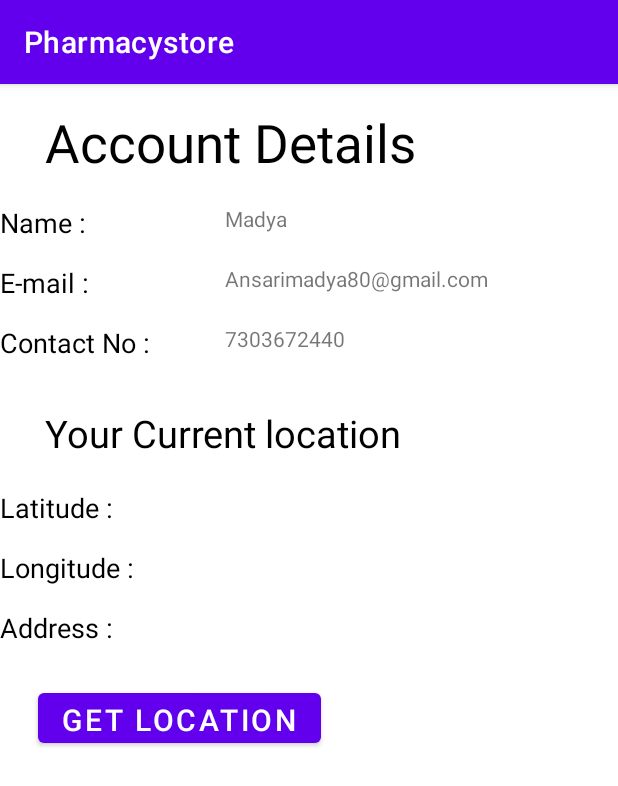
After one commit to MadyaAnsari/Pharmacystore, an Android app: the Account screen opened directly, with no data from a screen before it, on a phone screen of 412 x 824 dp. The commit adds this screen. Shown: the top 786 px of the screen. Run offline under Robolectric (Android 15) with nearby library versions, the phone set to English and light mode, and no system bars.

Commit message:
forth commit

```diff
--- /dev/null
+++ b/app/src/main/java/com/example/pharmacystore/Account.java
@@ -0,0 +1,103 @@
+package com.example.pharmacystore;
+
+import androidx.annotation.NonNull;
+import androidx.appcompat.app.AppCompatActivity;
+import androidx.core.app.ActivityCompat;
+
+import android.Manifest;
+import android.content.pm.PackageManager;
+import android.location.Address;
+import android.location.Geocoder;
+import android.location.Location;
+import android.os.Bundle;
+import android.view.View;
+import android.widget.Button;
+import android.widget.TextView;
+
+import com.google.android.gms.location.FusedLocationProviderClient;
+import com.google.android.gms.location.LocationServices;
+import com.google.android.gms.tasks.OnCompleteListener;
+import com.google.android.gms.tasks.Task;
+
+import java.io.IOException;
+import java.util.List;
+
+import static java.util.Locale.getDefault;
+
+public class Account extends AppCompatActivity {
+
+    Button getmyloc;
+    FusedLocationProviderClient fusedLocationProviderClient;
+    TextView aduname, aduemail, aducontact, adulat, adulong, aduadd;
+
+    @Override
+    protected void onCreate(Bundle savedInstanceState) {
+        super.onCreate(savedInstanceState);
+        setContentView(R.layout.activity_account);
+
+        getmyloc = (Button) findViewById(R.id.agetmyloc);
+
+        aduname = (TextView) findViewById(R.id.aaduname);
+        aduemail = (TextView) findViewById(R.id.aaduemail);
+        aducontact = (TextView) findViewById(R.id.aaducontact);
+        adulat = (TextView) findViewById(R.id.aadulat);
+        adulong = (TextView) findViewById(R.id.aadulong);
+        aduadd = (TextView) findViewById(R.id.aaduadd);
+
+        aduname.setText("Madya");
+        aduemail.setText("Ansarimadya80@gmail.com");
+        aducontact.setText("7303672440");
+
+        fusedLocationProviderClient = LocationServices.getFusedLocationProviderClient(this);
+
+        getmyloc.setOnClickListener(new View.OnClickListener() {
+            @Override
+            public void onClick(View v) {
+
+                //if (ActivityCompat.checkSelfPermission(MainActivity.this, Manifest.permission.ACCESS_FINE_LOCATION) == PackageManager.PERMISSION_GRANTED) {
+
+                getLocation();
+
+                //} else {
+                //ActivityCompat.requestPermissions(MainActivity.this, new String[]{Manifest.permission.ACCESS_FINE_LOCATION}, 44);
+                //}
+            }
+        });
+    }
+
+
+    private void getLocation() {
+
+        if (ActivityCompat.checkSelfPermission(this, Manifest.permission.ACCESS_FINE_LOCATION) != PackageManager.PERMISSION_GRANTED && ActivityCompat.checkSelfPermission(this, Manifest.permission.ACCESS_COARSE_LOCATION) != PackageManager.PERMISSION_GRANTED) {
+            // TODO: Consider calling
+            //    ActivityCompat#requestPermissions
+            // here to request the missing permissions, and then overriding
+            //   public void onRequestPermissionsResult(int requestCode, String[] permissions,
+            //                                          int[] grantResults)
+            // to handle the case where the user grants the permission. See the documentation
+            // for ActivityCompat#requestPermissions for more details.
+            return;
+        }
+        fusedLocationProviderClient.getLastLocation().addOnCompleteListener(new OnCompleteListener<Location>() {
+            @Override
+            public void onComplete(@NonNull Task<Location> task) {
+                Location location = task.getResult();
+                if (location != null) {
+                    Geocoder geocoder = new Geocoder(Account.this,
+                            getDefault());
+
+                    try {
+
+                        List<Address> addresses = geocoder.getFromLocation(location.getLatitude(), location.getLongitude(), 1);
+                        adulat.setText(String.valueOf(addresses.get(0).getLatitude()));
+                        adulong.setText(String.valueOf(addresses.get(0).getLongitude()));
+                        aduadd.setText(String.valueOf(addresses.get(0).getAddressLine(0)));
+                    } catch (IOException e) {
+                        e.printStackTrace();
+                    }
+
+                }
+            }
+        });
+    }
+}
--- a/app/src/main/java/com/example/pharmacystore/Home.java
+++ b/app/src/main/java/com/example/pharmacystore/Home.java
@@ -3,23 +3,43 @@ package com.example.pharmacystore;
 import androidx.appcompat.app.AppCompatActivity;
 
 import android.content.Intent;
+import android.net.Uri;
 import android.os.Bundle;
 import android.view.View;
 import android.widget.Button;
+import android.widget.ImageView;
 import android.widget.TextView;
 
 public class Home extends AppCompatActivity {
     private Button loc_button;
+    private ImageView imageView11;
 
     @Override
     protected void onCreate(Bundle savedInstanceState) {
         super.onCreate(savedInstanceState);
         setContentView(R.layout.activity_home);
 
+        imageView11 = (ImageView) findViewById(R.id.imageView11) ;
+        imageView11.setOnClickListener(new View.OnClickListener() {
+            @Override
+                public void onClick(View v) {
+                    openActivity5();
+                }
+        });
+
+
+
         loc_button = (Button) findViewById(R.id.loc_button);
         loc_button.setOnClickListener(new View.OnClickListener() {
             @Override
             public void onClick(View v) {
+//                String strUri = "http://maps.google.com/maps?q=loc:" + 18.9620326 + "," + 72.829751 + " (" + "AM Pharma" + ")";
+//                Intent intent = new Intent(android.content.Intent.ACTION_VIEW, Uri.parse(strUri));
+//
+//                intent.setClassName("com.google.android.apps.maps", "com.google.android.maps.MapsActivity");
+//
+//                startActivity(intent);
+
                 openActivity4();
             }
         });
@@ -29,4 +49,9 @@ public class Home extends AppCompatActivity {
         Intent intent = new Intent(this, LocationActivity.class);
         startActivity(intent);
     }
+
+    public void openActivity5() {
+        Intent intent = new Intent(this, Account.class);
+        startActivity(intent);
+    }
 }
--- a/app/src/main/java/com/example/pharmacystore/LocationActivity.java
+++ b/app/src/main/java/com/example/pharmacystore/LocationActivity.java
@@ -7,6 +7,8 @@ import androidx.fragment.app.FragmentActivity;
 
 import android.Manifest;
 import android.content.pm.PackageManager;
+import android.location.Address;
+import android.location.Geocoder;
 import android.location.Location;
 import android.os.Bundle;
 import android.widget.Toast;
@@ -17,10 +19,15 @@ import com.google.android.gms.maps.CameraUpdateFactory;
 import com.google.android.gms.maps.GoogleMap;
 import com.google.android.gms.maps.OnMapReadyCallback;
 import com.google.android.gms.maps.SupportMapFragment;
+import com.google.android.gms.maps.model.CameraPosition;
 import com.google.android.gms.maps.model.LatLng;
 import com.google.android.gms.maps.model.MarkerOptions;
 import com.google.android.gms.tasks.OnSuccessListener;
 import com.google.android.gms.tasks.Task;
+
+import java.io.IOException;
+import java.util.List;
+import java.util.Locale;
 
 public class LocationActivity extends FragmentActivity implements OnMapReadyCallback {
 
@@ -38,9 +45,19 @@ public class LocationActivity extends FragmentActivity implements OnMapReadyCall
     }
 
     private void fetchLastLocation() {
+//        if (ActivityCompat.checkSelfPermission(this, Manifest.permission.ACCESS_FINE_LOCATION) != PackageManager.PERMISSION_GRANTED && ActivityCompat.checkSelfPermission(this, Manifest.permission.ACCESS_COARSE_LOCATION) != PackageManager.PERMISSION_GRANTED) {
+//            ActivityCompat.requestPermissions(this, new String[] {
+//                    Manifest.permission.ACCESS_FINE_LOCATION}, REQUEST_CODE);
+//            return;
+//        }
         if (ActivityCompat.checkSelfPermission(this, Manifest.permission.ACCESS_FINE_LOCATION) != PackageManager.PERMISSION_GRANTED && ActivityCompat.checkSelfPermission(this, Manifest.permission.ACCESS_COARSE_LOCATION) != PackageManager.PERMISSION_GRANTED) {
-            ActivityCompat.requestPermissions(this, new String[] {
-                    Manifest.permission.ACCESS_FINE_LOCATION}, REQUEST_CODE);
+            // TODO: Consider calling
+            //    ActivityCompat#requestPermissions
+            // here to request the missing permissions, and then overriding
+            //   public void onRequestPermissionsResult(int requestCode, String[] permissions,
+            //                                          int[] grantResults)
+            // to handle the case where the user grants the permission. See the documentation
+            // for ActivityCompat#requestPermissions for more details.
             return;
         }
         Task<Location> task = fusedLocationProviderClient.getLastLocation();
@@ -49,9 +66,17 @@ public class LocationActivity extends FragmentActivity implements OnMapReadyCall
             public void onSuccess(Location location) {
                 if (location != null) {
                     currentLocation = location;
-                    Toast.makeText(getApplicationContext(), currentLocation.getLatitude() + "" +currentLocation.getLongitude(),Toast.LENGTH_SHORT).show();
+                    Geocoder geocoder = new Geocoder(LocationActivity.this, Locale.getDefault());
+                    //Toast.makeText(getApplicationContext(), currentLocation.getLatitude() + " " +currentLocation.getLongitude(),Toast.LENGTH_SHORT).show();
+                    try {
+                        List<Address> addresses = geocoder.getFromLocation(19.283673, 72.857742, 1);
+                        Toast.makeText(getApplicationContext(), "Lat: " +19.283673+", Lng:" +72.857742+ "\n" + addresses.get(0).getAddressLine(0),Toast.LENGTH_SHORT).show();
+                    } catch (IOException e) {
+                        e.printStackTrace();
+                    }
                     SupportMapFragment supportMapFragment = (SupportMapFragment)
                             getSupportFragmentManager().findFragmentById(R.id.google_map);
+
                     supportMapFragment.getMapAsync(LocationActivity.this);
                 }
             }
@@ -60,9 +85,11 @@ public class LocationActivity extends FragmentActivity implements OnMapReadyCall
 
     @Override
     public void onMapReady(GoogleMap googleMap) {
-        LatLng latLng = new LatLng(19.283673,72.857742);
-        MarkerOptions markerOptions = new MarkerOptions().position(latLng)
-                .title("AM Pharmacy Store");
+        LatLng latLng = new LatLng(19.283673, 72.857742);
+        MarkerOptions markerOptions = new MarkerOptions().position(latLng).title("AM Pharmacy Store");
+        googleMap.getUiSettings().setZoomGesturesEnabled(true);
+        googleMap.getUiSettings().setRotateGesturesEnabled(true);
+        googleMap.setMapType(GoogleMap.MAP_TYPE_TERRAIN);
         googleMap.animateCamera(CameraUpdateFactory.newLatLng(latLng));
         googleMap.animateCamera(CameraUpdateFactory.newLatLngZoom(latLng,5));
         googleMap.addMarker(markerOptions);
--- /dev/null
+++ b/app/src/main/res/layout/activity_account.xml
@@ -0,0 +1,166 @@
+<?xml version="1.0" encoding="utf-8"?>
+<androidx.constraintlayout.widget.ConstraintLayout xmlns:android="http://schemas.android.com/apk/res/android"
+    xmlns:app="http://schemas.android.com/apk/res-auto"
+    xmlns:tools="http://schemas.android.com/tools"
+    android:layout_width="match_parent"
+    android:layout_height="match_parent"
+    tools:context=".Account">
+
+
+    <TextView
+        android:id="@+id/textView"
+        android:layout_width="wrap_content"
+        android:layout_height="50dp"
+        android:layout_marginStart="30dp"
+        android:layout_marginTop="15dp"
+        android:text="Account Details"
+        android:textColor="@color/black"
+        android:textSize="35sp"
+        app:layout_constraintStart_toStartOf="parent"
+        app:layout_constraintTop_toTopOf="parent" />
+
+    <TextView
+        android:id="@+id/textView2"
+        android:layout_width="wrap_content"
+        android:layout_height="25dp"
+        android:layout_marginTop="80dp"
+        android:text="Name :"
+        android:textColor="@color/black"
+        android:textSize="18sp"
+        app:layout_constraintTop_toTopOf="parent"
+        tools:layout_editor_absoluteX="33dp" />
+
+    <TextView
+        android:id="@+id/aaduname"
+        android:layout_width="wrap_content"
+        android:layout_height="25dp"
+        android:layout_marginStart="150dp"
+        android:layout_marginTop="80dp"
+        app:layout_constraintStart_toStartOf="parent"
+        app:layout_constraintTop_toTopOf="parent" />
+
+    <TextView
+        android:id="@+id/textView3"
+        android:layout_width="wrap_content"
+        android:layout_height="25dp"
+        android:layout_marginTop="120dp"
+        android:text="E-mail :"
+        android:textColor="@color/black"
+        android:textSize="18sp"
+        app:layout_constraintTop_toTopOf="parent"
+        tools:layout_editor_absoluteX="33dp" />
+
+    <TextView
+        android:id="@+id/aaduemail"
+        android:layout_width="wrap_content"
+        android:layout_height="25dp"
+        android:layout_marginStart="150dp"
+        android:layout_marginTop="120dp"
+        app:layout_constraintStart_toStartOf="parent"
+        app:layout_constraintTop_toTopOf="parent" />
+
+    <TextView
+        android:id="@+id/textView4"
+        android:layout_width="wrap_content"
+        android:layout_height="25dp"
+        android:layout_marginTop="160dp"
+        android:text="Contact No :"
+        android:textColor="@color/black"
+        android:textSize="18sp"
+        app:layout_constraintTop_toTopOf="parent"
+        tools:layout_editor_absoluteX="33dp" />
+
+    <TextView
+        android:id="@+id/aaducontact"
+        android:layout_width="wrap_content"
+        android:layout_height="25dp"
+        android:layout_marginStart="150dp"
+        android:layout_marginTop="160dp"
+        app:layout_constraintStart_toStartOf="parent"
+        app:layout_constraintTop_toTopOf="parent" />
+
+    <TextView
+        android:id="@+id/textView5"
+        android:layout_width="wrap_content"
+        android:layout_height="40dp"
+        android:layout_marginStart="30dp"
+        android:layout_marginTop="215dp"
+        android:text="Your Current location"
+        android:textColor="@color/black"
+        android:textSize="25sp"
+        app:layout_constraintStart_toStartOf="parent"
+        app:layout_constraintTop_toTopOf="parent" />
+
+    <TextView
+        android:id="@+id/textView6"
+        android:layout_width="wrap_content"
+        android:layout_height="25dp"
+        android:layout_marginTop="270dp"
+        android:text="Latitude : "
+        android:textColor="@color/black"
+        android:textSize="18sp"
+        app:layout_constraintTop_toTopOf="parent"
+        tools:layout_editor_absoluteX="33dp" />
+
+    <TextView
+        android:id="@+id/aadulat"
+        android:layout_width="wrap_content"
+        android:layout_height="25dp"
+        android:layout_marginStart="150dp"
+        android:layout_marginTop="270dp"
+        app:layout_constraintStart_toStartOf="parent"
+        app:layout_constraintTop_toTopOf="parent" />
+
+    <TextView
+        android:id="@+id/atextView7"
+        android:layout_width="wrap_content"
+        android:layout_height="25dp"
+        android:layout_marginTop="310dp"
+        android:text="Longitude :"
+        android:textColor="@color/black"
+        android:textSize="18sp"
+        app:layout_constraintTop_toTopOf="parent"
+        tools:layout_editor_absoluteX="33dp" />
+
+    <TextView
+        android:id="@+id/aadulong"
+        android:layout_width="wrap_content"
+        android:layout_height="25dp"
+        android:layout_marginStart="150dp"
+        android:layout_marginTop="310dp"
+        app:layout_constraintStart_toStartOf="parent"
+        app:layout_constraintTop_toTopOf="parent" />
+
+    <TextView
+        android:id="@+id/atextView8"
+        android:layout_width="wrap_content"
+        android:layout_height="25dp"
+        android:layout_marginTop="350dp"
+        android:text="Address :"
+        android:textColor="@color/black"
+        android:textSize="18sp"
+        app:layout_constraintTop_toTopOf="parent"
+        tools:layout_editor_absoluteX="33dp" />
+
+    <TextView
+        android:id="@+id/aaduadd"
+        android:layout_width="wrap_content"
+        android:layout_height="50dp"
+        android:layout_marginStart="150dp"
+        android:layout_marginTop="350dp"
+        android:inputType="textMultiLine"
+        app:layout_constraintStart_toStartOf="parent"
+        app:layout_constraintTop_toTopOf="parent" />
+
+    <Button
+        android:id="@+id/agetmyloc"
+        android:layout_width="wrap_content"
+        android:layout_height="45dp"
+        android:layout_marginStart="25dp"
+        android:layout_marginTop="400dp"
+        android:text="Get Location"
+        android:textSize="20sp"
+        app:layout_constraintStart_toStartOf="parent"
+        app:layout_constraintTop_toTopOf="parent" />
+
+</androidx.constraintlayout.widget.ConstraintLayout>
```
Also changed, not shown: app/src/main/AndroidManifest.xml (+7 -5 lines).
